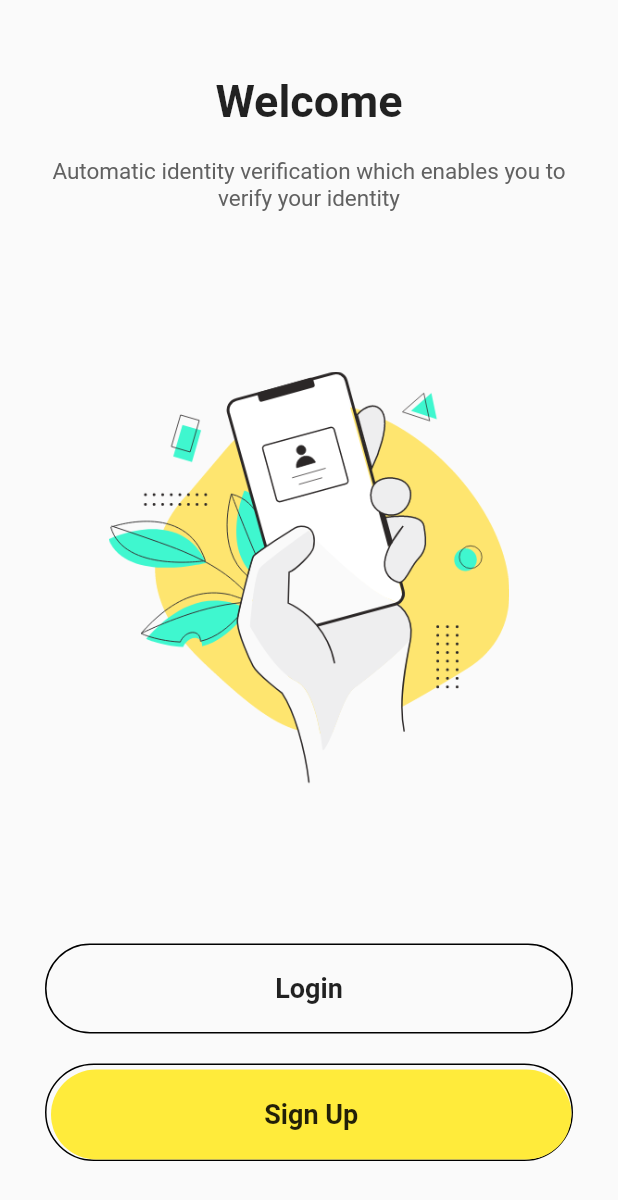
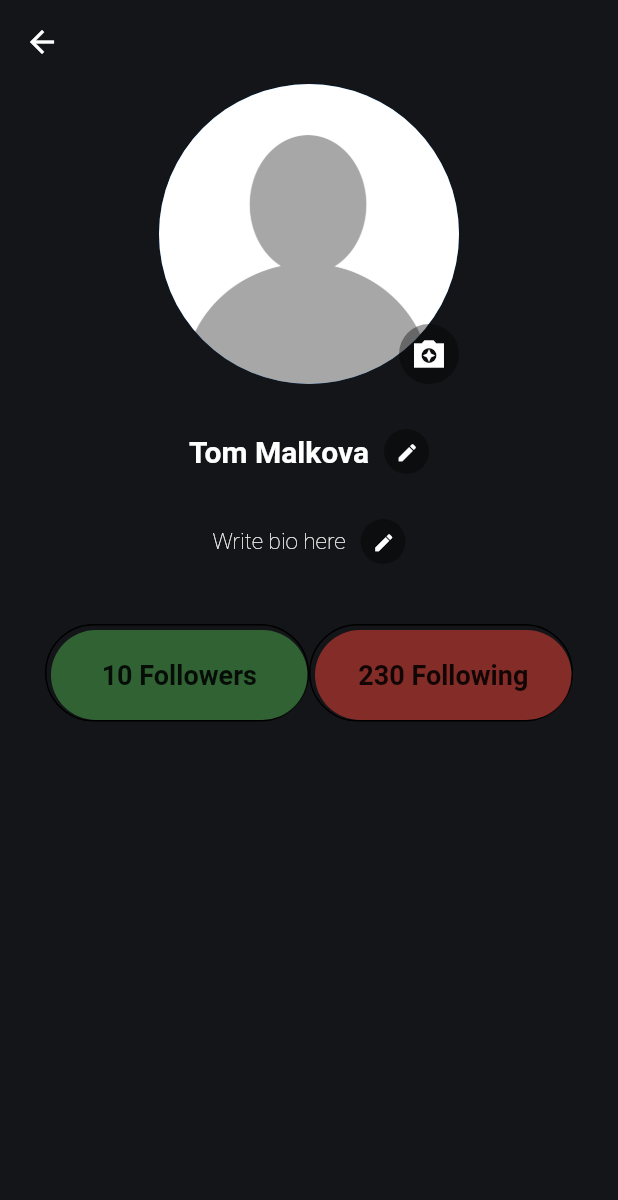
Before and after one commit to Himanshukhantwal97200/blogging-app, a Flutter app: the screen it shows after launch, on a phone screen of 412 x 824 dp. Shown: the top 1200 px of the screen. Run offline on Flutter 3.47's test engine with Material 2 defaults, Android fonts, the phone set to English and light mode, and no system bars; our stand-ins replace firebase_auth, firebase_core, firebase_storage, flutter_spinkit, image_picker, simple_animations and 1 more; missing offline and left inert: notus_plus, quill_delta_plus, quiver_hashcode, zefyr_plus; accounts and stored records are empty.

Commit message:
added profile image

```diff
--- /dev/null
+++ b/lib/Screens/profile/profile.dart
@@ -0,0 +1,212 @@
+import 'dart:io';
+import 'package:firebase_storage/firebase_storage.dart';
+import 'package:image_picker/image_picker.dart';
+import 'package:path/path.dart';
+import 'package:flutter/cupertino.dart';
+import 'package:flutter/material.dart';
+import 'package:shortblogapp/Screens/welcomeWithAuthentication/components/color_design_button.dart';
+
+class ProfileScreen extends StatefulWidget {
+  @override
+  _ProfileScreenState createState() => _ProfileScreenState();
+}
+
+class _ProfileScreenState extends State<ProfileScreen> {
+  String _name =
+      "Tom Malkova"; // what ever name the user put on the signUp screen will come here, if user signed up with google the gmail name will come here
+
+  String bio = "Write bio here";
+  File _image;
+  @override
+  Widget build(BuildContext context) {
+    Future getImage() async {
+      var image = await ImagePicker.pickImage(source: ImageSource.gallery);
+
+      setState(() {
+        _image = image;
+      });
+    }
+
+    return Scaffold(
+      resizeToAvoidBottomInset: false,
+      backgroundColor: Color(0xFF141518),
+      appBar: AppBar(
+        leading: IconButton(
+          onPressed: () {
+            Navigator.pop(context);
+          },
+          icon: Icon(Icons.arrow_back, color: Colors.white),
+        ),
+        backgroundColor: Colors.transparent,
+        elevation: 0,
+      ),
+      body: Container(
+        padding: EdgeInsets.symmetric(horizontal: 30),
+        width: MediaQuery.of(context).size.width,
+        child: Column(
+          crossAxisAlignment: CrossAxisAlignment.center,
+          children: [
+            Stack(
+              alignment: Alignment.bottomRight,
+              children: [
+                CircleAvatar(
+                  radius: 100,
+                  child: ClipOval(
+                      child: SizedBox(
+                    height: 200,
+                    width: 200,
+                    child: (_image != null)
+                        ? Image.file(_image, fit: BoxFit.cover)
+                        : Image.asset(
+                            "assets/images/generic-profile-picture.jpg",
+                            fit: BoxFit.cover,
+                          ),
+                  )),
+                ),
+                CircleAvatar(
+                  radius: 20,
+                  foregroundColor: Colors.transparent,
+                  backgroundColor: Colors.black38,
+                  child: IconButton(
+                    // color: Colors.blue,
+                    icon: Icon(
+                      Icons.camera_enhance_sharp,
+                      color: Colors.white,
+                    ),
+                    onPressed: () {
+                      getImage();
+                    },
+                  ),
+                )
+              ],
+            ),
+            SizedBox(height: 30),
+            Row(
+              mainAxisAlignment: MainAxisAlignment.center,
+              children: [
+                Flexible(
+                  child: Text(
+                    _name,
+                    style: TextStyle(
+                        color: Colors.white,
+                        fontSize: 20,
+                        fontWeight: FontWeight.w600),
+                  ),
+                ),
+                SizedBox(width: 10),
+                CircleAvatar(
+                  radius: 15,
+                  foregroundColor: Colors.transparent,
+                  backgroundColor: Colors.black38,
+                  child: IconButton(
+                    // color: Colors.blue,
+                    onPressed: () {
+                      createDialog(context).then((value) {
+                        setState(() {
+                          _name = value;
+                        });
+                      });
+                    },
+                    icon: Icon(
+                      Icons.edit,
+                      color: Colors.white,
+                      size: 15,
+                    ),
+                  ),
+                )
+              ],
+            ),
+            SizedBox(height: 30),
+            Row(
+              mainAxisAlignment: MainAxisAlignment.center,
+              children: [
+                Flexible(
+                  child: Text(
+                    bio,
+                    maxLines: 3,
+                    overflow: TextOverflow.ellipsis,
+                    style: TextStyle(
+                        color: Colors.white,
+                        fontSize: 15,
+                        fontWeight: FontWeight.w100),
+                  ),
+                ),
+                SizedBox(width: 10),
+                CircleAvatar(
+                  radius: 15,
+                  foregroundColor: Colors.transparent,
+                  backgroundColor: Colors.black38,
+                  child: IconButton(
+                    // color: Colors.blue,
+                    onPressed: () {
+                      createDialog(context).then((value) {
+                        setState(() {
+                          bio = value;
+                        });
+                      });
+                    },
+                    icon: Icon(
+                      Icons.edit,
+                      color: Colors.white,
+                      size: 15,
+                    ),
+                  ),
+                )
+              ],
+            ),
+            SizedBox(height: 40),
+            Row(
+              children: [
+                Flexible(
+                  child: ColorDesignButton(
+                    text: "10 Followers",
+                    color: Colors.green.withOpacity(0.5),
+                    callBack: () {},
+                  ),
+                ),
+                Flexible(
+                  child: ColorDesignButton(
+                    text: "230 Following",
+                    color: Colors.red.withOpacity(0.5),
+                    callBack: () {},
+                  ),
+                ),
+              ],
+            )
+          ],
+        ),
+      ),
+    );
+  }
+
+  Future<String> createDialog(BuildContext context) {
+    TextEditingController _controller = TextEditingController();
+
+    return showDialog(
+        context: context,
+        builder: (context) {
+          return AlertDialog(
+            title: Text("Your Name"),
+            content: TextField(
+              controller: _controller,
+            ),
+            actions: [
+              MaterialButton(
+                elevation: 5.0,
+                child: Text("Cancel"),
+                onPressed: () {
+                  Navigator.pop(context);
+                },
+              ),
+              MaterialButton(
+                elevation: 5.0,
+                child: Text("Save"),
+                onPressed: () {
+                  Navigator.of(context).pop(_controller.text.toString());
+                },
+              )
+            ],
+          );
+        });
+  }
+}
--- a/pubspec.yaml
+++ b/pubspec.yaml
@@ -43,6 +43,8 @@ dependencies:
   quill_delta_plus: ^0.0.1
   url_launcher: ^5.7.2
   image_picker: any
+  firebase_storage: ^5.0.1
+
 
 
 
```
Also changed, not shown: lib/Screens/homeWithAnimatedDrawer/home.dart (+7 -11 lines), lib/main.dart (+10 -8 lines), pubspec.lock.
